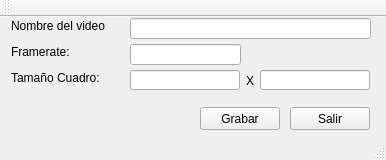
This is recvideo.ui in GLUD/screencastglud as Qt 5 draws it before an edit. The edited form follows.
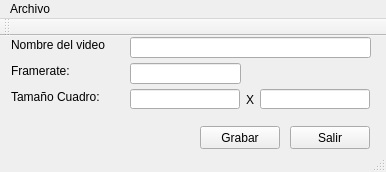
This is the edited form.

Commit message: Se realiza la corección para que el usuario pueda realizar la selección del direcctorio donde desea guardar el video

Patch:
```diff
--- a/recvideo.ui
+++ b/recvideo.ui
@@ -7,7 +7,7 @@
     <x>0</x>
     <y>0</y>
     <width>386</width>
-    <height>160</height>
+    <height>172</height>
    </rect>
   </property>
   <property name="sizePolicy">
@@ -151,16 +151,24 @@
      <x>0</x>
      <y>0</y>
      <width>386</width>
-     <height>21</height>
+     <height>25</height>
     </rect>
    </property>
+   <widget class="QMenu" name="menuArchivo">
+    <property name="title">
+     <string>Archivo</string>
+    </property>
+    <addaction name="actionGuardar"/>
+    <addaction name="actionSalir"/>
+   </widget>
+   <addaction name="menuArchivo"/>
   </widget>
   <widget class="QToolBar" name="mainToolBar">
    <attribute name="toolBarArea">
     <enum>TopToolBarArea</enum>
    </attribute>
    <attribute name="toolBarBreak">
-    <bool>false</bool>
+    <bool>true</bool>
    </attribute>
   </widget>
   <widget class="QStatusBar" name="statusBar"/>
```
Left out of the diff: 13 changed lines with no effect on the pictures. The commit also changes 2 other files.
